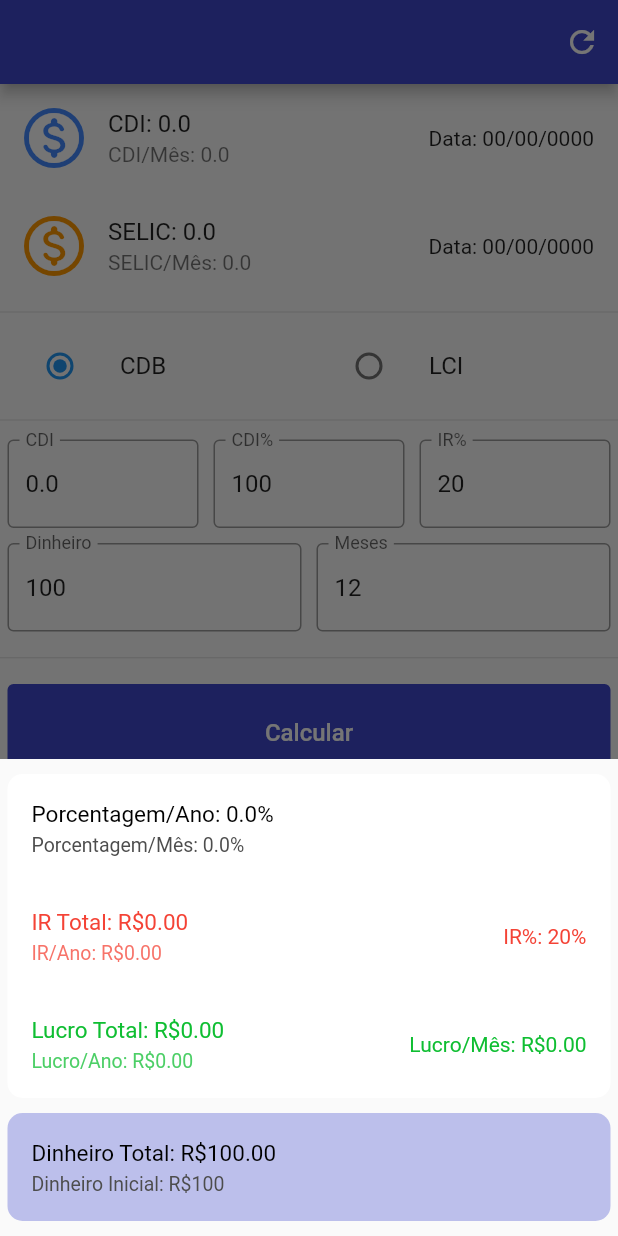
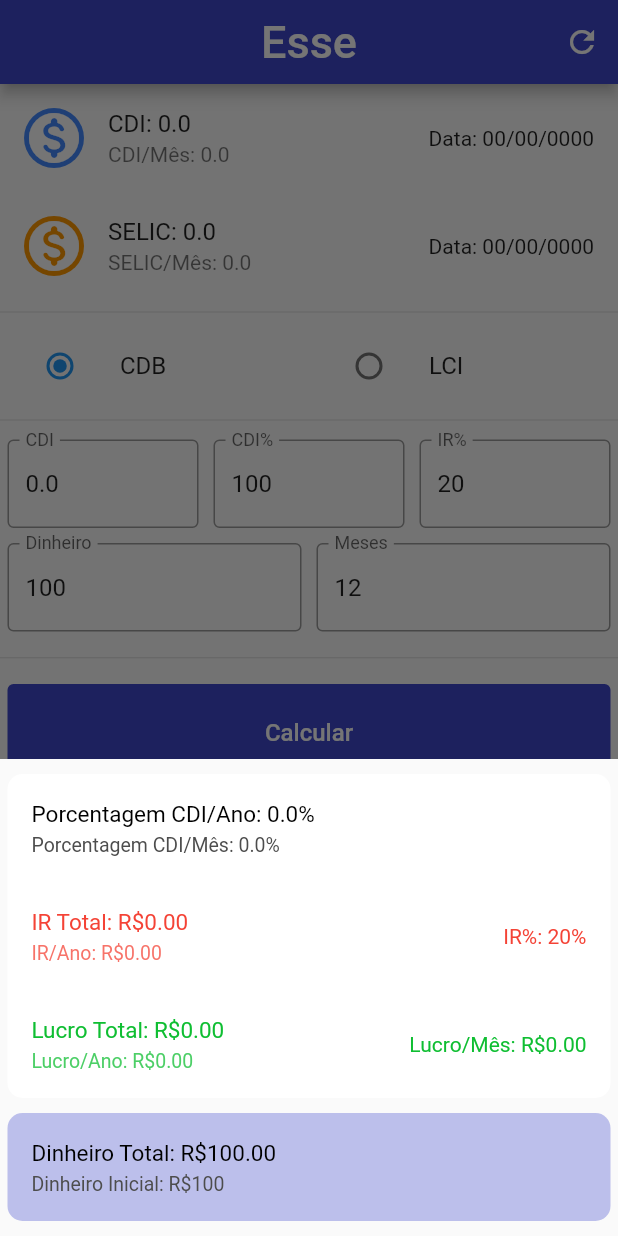
Before and after one commit to Marcos13169/kestisfinanca, a Flutter app: the screen it shows after launch, after a tap on "Calcular", on a phone screen of 412 x 824 dp. Run offline on Flutter 3.47's test engine with Material 2 defaults, Android fonts, the light colour scheme and no system bars; our stand-ins replace google_fonts, shared_preferences; missing offline and left inert: function_tree.

Commit message:
first commit

```diff
--- a/lib/pagina_financa.dart
+++ b/lib/pagina_financa.dart
@@ -257,8 +257,8 @@ class _PaginaFinancaState extends State<PaginaFinanca> {
   @override
   Widget build(BuildContext context) {
     return Scaffold(
-      appBar: Componentes().criaAppBar(
-          '', 30, Colors.white, buscarCDI, const Icon(Icons.refresh_outlined)),
+      appBar: Componentes().criaAppBar('Esse', 30, Colors.white, buscarCDI,
+          const Icon(Icons.refresh_outlined)),
       body: SingleChildScrollView(
         physics: ScrollPhysics(),
         child: Column(
@@ -355,11 +355,11 @@ class _PaginaFinancaState extends State<PaginaFinanca> {
                 child: Column(children: [
                   ListTile(
                     title: Componentes().criaTexto(
-                        'Porcentagem/Ano: $porcentagemAnual%',
+                        'Porcentagem CDI/Ano: $porcentagemAnual%',
                         15,
                         Colors.black),
                     subtitle: Componentes().criaTexto(
-                        'Porcentagem/Mês: $porcentagemMensal%',
+                        'Porcentagem CDI/Mês: $porcentagemMensal%',
                         13,
                         Color.fromARGB(255, 77, 77, 77)),
                   ),
```
Also changed, not shown: 2 other files.
